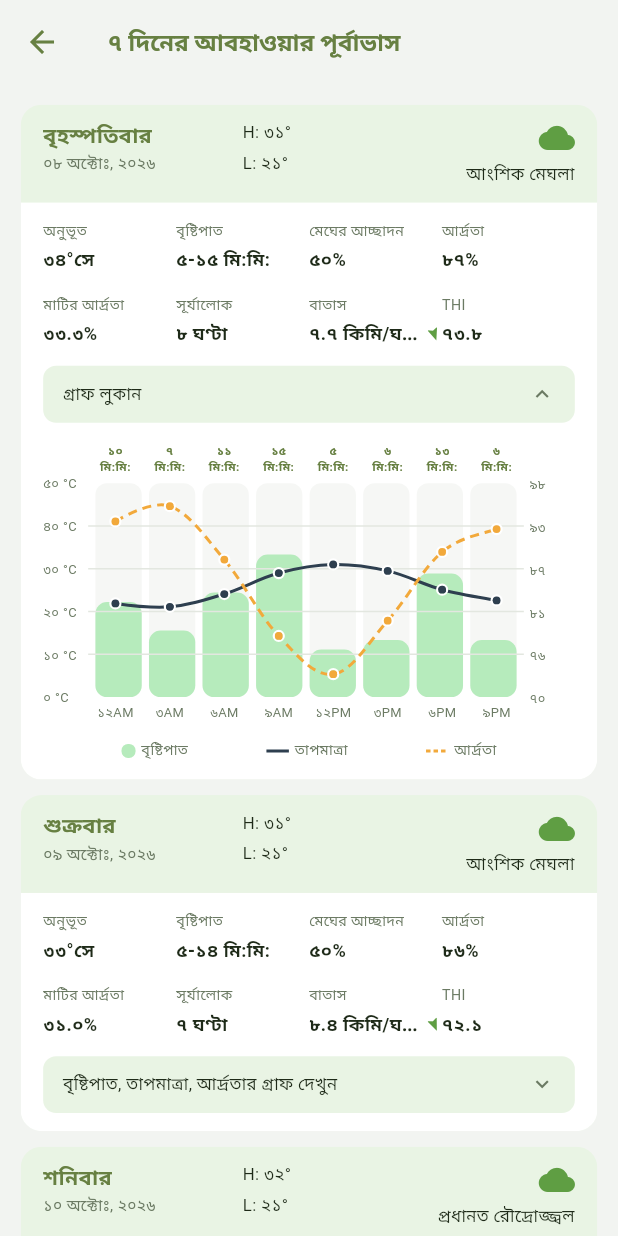
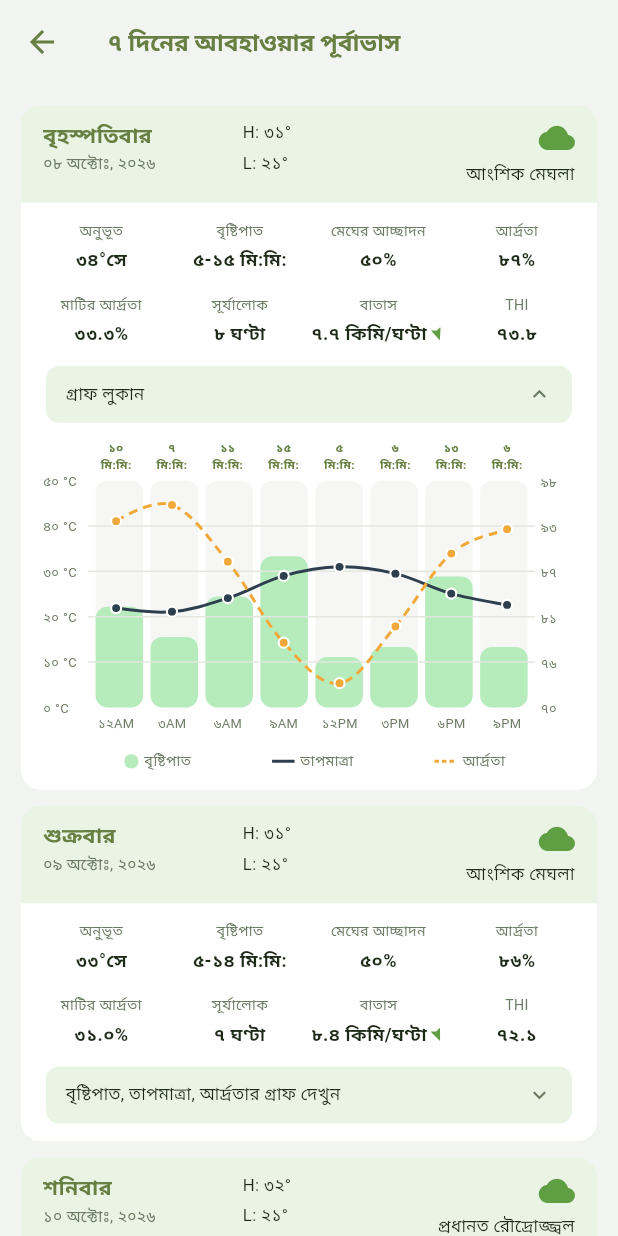
Before and after one commit to SadakatulShakil/Agvisely, a Flutter app: the SevenDayPage screen opened directly, after a tap on "বৃষ্টিপাত, তাপমাত্রা, আর্দ্রতার গ্রাফ দে", on a phone screen of 412 x 824 dp. Run offline on Flutter 3.47's test engine with Material 3 defaults, Android fonts, the phone set to English and light mode, and no system bars; drawn by our look-alikes of fl_chart; our stand-ins replace connectivity_plus, firebase_core, firebase_messaging, floor, flutter_local_notifications, flutter_screenutil and 8 more; missing offline and left inert: firebase_app_check, in_app_update; accounts and stored records are empty; generated files the repository leaves out were written again; network calls fail; Roboto replaces fonts that are missing (AnekBangla).

Commit message:
chart data set up updated with proper height and width

```diff
--- a/lib/core/network/api_endpoints.dart
+++ b/lib/core/network/api_endpoints.dart
@@ -36,7 +36,7 @@ class ApiEndpoints {
   //   Android emulator → http://10.0.2.2:3000/api/v1
   //   physical device  → http://<machine-LAN-IP>:3000/api/v1
   // ===================================
-  static const String baseUrlUser = 'http://192.168.68.54:3000/api/v1';
+  static const String baseUrlUser = 'http://192.168.68.55:3000/api/v1';
   static const String professions = '$baseUrlUser/professions';
   static const String signupUrl = '$baseUrlUser/users/signup';
   static const String loginUrl = '$baseUrlUser/users/login';
--- a/lib/features/home/presentation/pages/home_page.dart
+++ b/lib/features/home/presentation/pages/home_page.dart
@@ -260,12 +260,12 @@ class _HomeDashboard extends StatelessWidget {
                   ),
                 ),
                 Padding(
-                  padding: EdgeInsets.fromLTRB(16.w, 12.h, 16.w, 16.h),
+                  padding: EdgeInsets.fromLTRB(16.w, 12.h, 4.w, 16.h),
                   child: Obx(
                     () => TodayForecastChart(
                       points: c.todayChart.toList(),
                       rainfallUnit: c.todayChartRainUnit.value,
-                      height: 250,
+                      height: 280.h,
                       tempUnit: c.todayChartTempUnit.value,
                     ),
                   ),
--- a/lib/features/weather/presentation/widgets/seven_day_card.dart
+++ b/lib/features/weather/presentation/widgets/seven_day_card.dart
@@ -34,12 +34,11 @@ class SevenDayCard extends StatelessWidget {
             Container(
               width: double.infinity,
               color: AppColors.cardLight,
-              padding: EdgeInsets.symmetric(horizontal: 16.w, vertical: 14.h),
+              padding: EdgeInsets.symmetric(horizontal: 8.w, vertical: 14.h),
               child: Column(
-                crossAxisAlignment: CrossAxisAlignment.start,
+                crossAxisAlignment: CrossAxisAlignment.center,
                 children: [
                   Row(
-                    crossAxisAlignment: CrossAxisAlignment.start,
                     children: [
                       _Stat(label: 'home.feels_like'.tr, value: day.feelsLikeText),
                       _Stat(label: 'weather.rainfall'.tr, value: day.rainfallText),
@@ -65,7 +64,9 @@ class SevenDayCard extends StatelessWidget {
                     ],
                   ),
                   SizedBox(height: 14.h),
-                  GestureDetector(
+                  Padding(
+                    padding: EdgeInsets.only(left: 10.w, right: 10.w),
+                    child: GestureDetector(
                       onTap: onToggleGraph,
                       child: Container(
                         width: double.infinity,
@@ -94,13 +95,14 @@ class SevenDayCard extends StatelessWidget {
                         ),
                       ),
                     ),
+                  ),
                   AnimatedSize(
                     duration: const Duration(milliseconds: 200),
                     curve: Curves.easeInOut,
                     alignment: Alignment.topCenter,
                     child: expanded
                         ? Padding(
-                            padding: EdgeInsets.only(top: 12.h),
+                            padding: EdgeInsets.only(top: 10.h, left: 8.w),
                             child: TodayForecastChart(
                               points: day.chart,
                               rainfallUnit: day.units.rf,
@@ -220,7 +222,7 @@ class _Stat extends StatelessWidget {
   Widget build(BuildContext context) {
     return Expanded(
       child: Column(
-        crossAxisAlignment: CrossAxisAlignment.start,
+        crossAxisAlignment: CrossAxisAlignment.center,
         children: [
           Text(
             label,
@@ -230,6 +232,7 @@ class _Stat extends StatelessWidget {
           ),
           SizedBox(height: 4.h),
           Row(
+            mainAxisAlignment: MainAxisAlignment.center,
             children: [
               Flexible(
                 child: Text(
--- a/lib/features/weather/presentation/widgets/today_forecast_chart.dart
+++ b/lib/features/weather/presentation/widgets/today_forecast_chart.dart
@@ -16,7 +16,7 @@ class TodayForecastChart extends StatelessWidget {
   const TodayForecastChart({
     super.key,
     required this.points,
-    this.height = 250,
+    this.height = 260,
     this.rainfallUnit = 'mm',
     this.tempUnit = '°C',
   });
@@ -31,14 +31,8 @@ class TodayForecastChart extends StatelessWidget {
   static const _leftReserved = 30.0;
   static const _rightReserved = 34.0;
   static const _bottomReserved = 22.0;
-  // Blank strip at the very top of both charts' plot areas, reserved so the
-  // gray track (which otherwise fills the full 0..barMaxY height) never
-  // reaches the top edge — leaving genuine empty space for the rainfall
-  // value label to sit in, outside/above the pill rather than overlapping it.
   static const _topReserved = 30.0;
 
-  // Fixed 0-50°C left axis — matches the design and comfortably spans the
-  // realistic range for this app's climate, so ticks land on round numbers.
   static const _tempAxisMin = 0.0;
   static const _tempAxisMax = 50.0;
   static const _tempAxisInterval = 10.0;
@@ -127,12 +121,7 @@ class TodayForecastChart extends StatelessWidget {
                               getTitlesWidget: _blank,
                             ),
                           ),
-                          // showTitles must be true for reservedSize to
-                          // actually be allocated during layout — these two
-                          // sides mirror the LineChart's visible left/right
-                          // reservedSize exactly (via _blank) purely so both
-                          // charts' plot areas end up the same pixel size
-                          // and stay aligned.
+
                           rightTitles: AxisTitles(
                             sideTitles: SideTitles(
                               showTitles: true,
@@ -164,13 +153,7 @@ class TodayForecastChart extends StatelessWidget {
                                   toY: points[i].rain <= 0 ? barStub : points[i].rain,
                                   color: AppColors.barChart,
                                   width: barWidth,
-                                  // Fully-rounded "pill" ends — fl_chart
-                                  // reuses this same borderRadius for the
-                                  // gray track behind it, so both draw as
-                                  // one continuous capsule.
                                   borderRadius: BorderRadius.circular(barWidth / 4),
-                                  // Full-height gray "track" behind every
-                                  // bar, matching the reference design.
                                   backDrawRodData: BackgroundBarChartRodData(
                                     show: true,
                                     toY: barMaxY,
@@ -184,19 +167,12 @@ class TodayForecastChart extends StatelessWidget {
                     ),
                     LineChart(
                       LineChartData(
-                        // Half-step padding on each side mirrors
-                        // BarChartAlignment.spaceEvenly's own group spacing,
-                        // so point i's x fraction lands on the same
-                        // horizontal position as bar group i's center.
+
                         minX: -0.5,
                         maxX: n - 0.5,
                         minY: _tempAxisMin,
                         maxY: _tempAxisMax,
-                        // Only the LineChart draws a grid — its temp-axis
-                        // ticks are the "real" shared scale; the BarChart's
-                        // own (rainfall-scaled) ticks would land at
-                        // different pixel rows and look like a second,
-                        // misaligned grid if both drew one.
+
                         gridData: FlGridData(
                           show: true,
                           drawVerticalLine: false,
```
Lines whose indentation alone changed are shown as unchanged.
